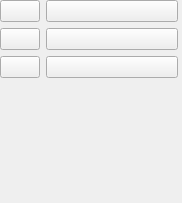
prkholl24/sprite-editor, file SpriteEditor/toolbar.ui: the form before one commit.
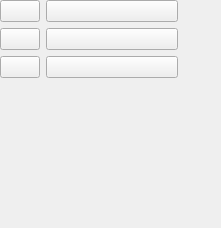
The form after the commit. Icons and pictures are not drawn.

Diff of the .ui file:
```diff
--- a/SpriteEditor/toolbar.ui
+++ b/SpriteEditor/toolbar.ui
@@ -6,8 +6,8 @@
    <rect>
     <x>0</x>
     <y>0</y>
-    <width>182</width>
-    <height>203</height>
+    <width>221</width>
+    <height>228</height>
    </rect>
   </property>
   <property name="windowTitle">
```
